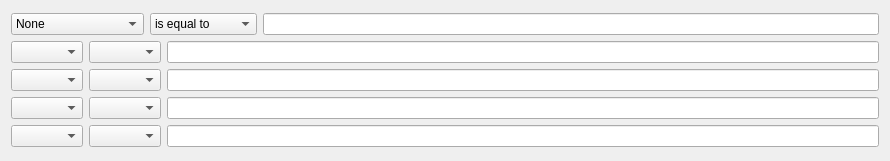
Above: ui/windows/assetBrowser/forms/searchCustomField.ui from david-cattermole/qt-learning before the change. Below: the same form after it.
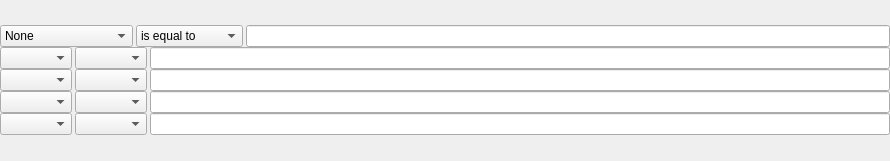
That is the form after the change.

The edit to the form file:
```diff
--- a/ui/windows/assetBrowser/forms/searchCustomField.ui
+++ b/ui/windows/assetBrowser/forms/searchCustomField.ui
@@ -14,10 +14,22 @@
    <string>Form</string>
   </property>
   <layout class="QVBoxLayout" name="verticalLayout_2">
+   <property name="spacing">
+    <number>0</number>
+   </property>
+   <property name="margin">
+    <number>0</number>
+   </property>
    <item>
     <layout class="QVBoxLayout" name="verticalLayout">
+     <property name="spacing">
+      <number>0</number>
+     </property>
      <item>
       <layout class="QHBoxLayout" name="horizontalLayout">
+       <property name="spacing">
+        <number>3</number>
+       </property>
        <item>
         <widget class="QComboBox" name="comboBox">
          <item>
@@ -143,6 +155,9 @@
      </item>
      <item>
       <layout class="QHBoxLayout" name="horizontalLayout_2">
+       <property name="spacing">
+        <number>3</number>
+       </property>
        <item>
         <widget class="QComboBox" name="comboBox_2"/>
        </item>
@@ -156,6 +171,9 @@
      </item>
      <item>
       <layout class="QHBoxLayout" name="horizontalLayout_3">
+       <property name="spacing">
+        <number>3</number>
+       </property>
        <item>
         <widget class="QComboBox" name="comboBox_3"/>
        </item>
@@ -169,6 +187,9 @@
      </item>
      <item>
       <layout class="QHBoxLayout" name="horizontalLayout_4">
+       <property name="spacing">
+        <number>3</number>
+       </property>
        <item>
         <widget class="QComboBox" name="comboBox_4"/>
        </item>
@@ -182,6 +203,9 @@
      </item>
      <item>
       <layout class="QHBoxLayout" name="horizontalLayout_5">
+       <property name="spacing">
+        <number>3</number>
+       </property>
        <item>
         <widget class="QComboBox" name="comboBox_5"/>
        </item>
```
